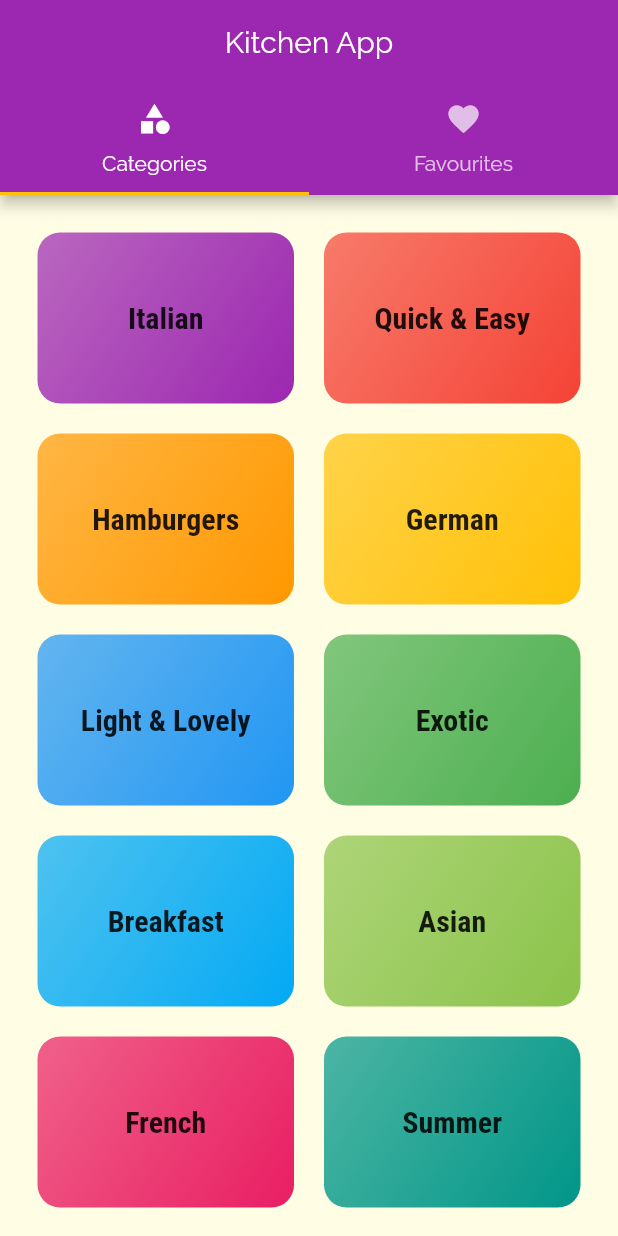
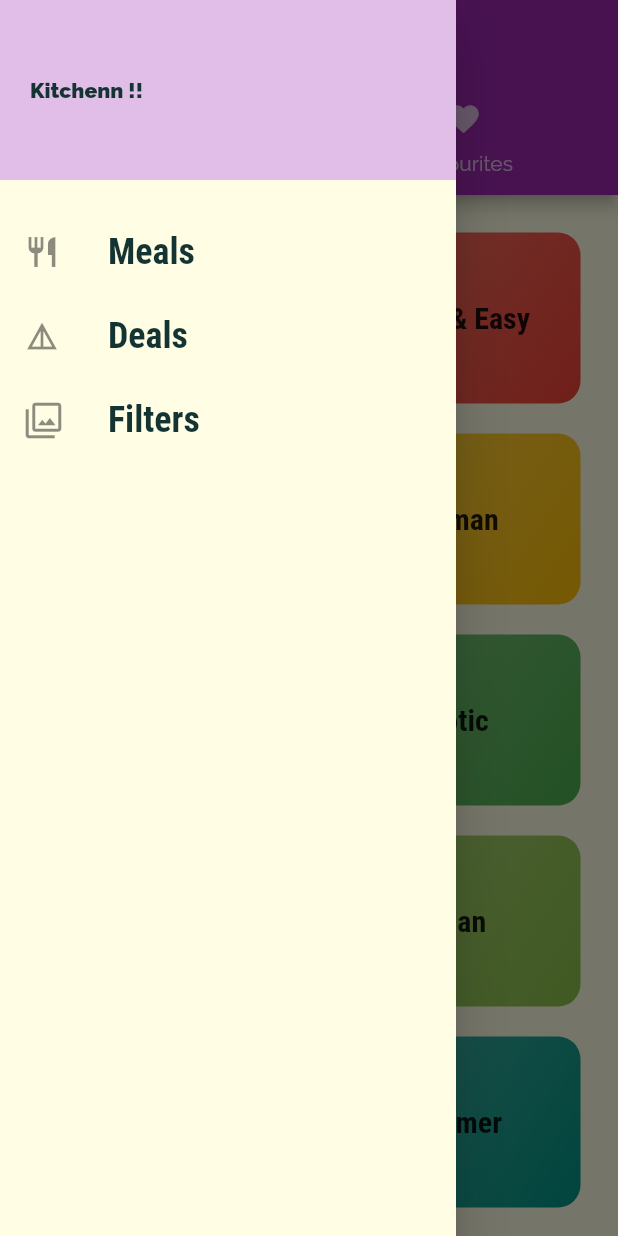
Before and after one commit to arbazadam/meals-app, a Flutter app: the screen it shows after launch, with the side drawer open (before the commit the screen has no drawer), on a phone screen of 412 x 824 dp. Run offline on Flutter 3.47's test engine with Material 2 defaults, Android fonts, the phone set to English and light mode, and no system bars.

Commit message:
Added a drawer with three links

```diff
--- a/lib/screens/tabs_screen.dart
+++ b/lib/screens/tabs_screen.dart
@@ -1,5 +1,6 @@
 import 'package:flutter/material.dart';
 import 'package:meals_app/screens/favourites_screen.dart';
+import 'package:meals_app/widgets/main_drawer.dart';
 import 'categories_screen.dart';
 
 class TabsScreen extends StatefulWidget {
@@ -13,7 +14,9 @@ class _TabsScreenState extends State<TabsScreen> {
     return DefaultTabController(
       length:2,
       child: Scaffold(
-        appBar: AppBar(title:Text('Kitchen App'),centerTitle: true,
+        drawer: MainDrawer(),
+        appBar: AppBar(title:Text('Kitchen App'),
+        centerTitle: true,
         bottom: TabBar(
           tabs: [
             Tab(icon: Icon(Icons.category),
--- /dev/null
+++ b/lib/widgets/main_drawer.dart
@@ -0,0 +1,42 @@
+import 'package:flutter/material.dart';
+
+class MainDrawer extends StatelessWidget {
+
+  Widget buildListTile(IconData icon,String title){
+    return ListTile(
+      leading: Icon(icon,
+      size: 26),
+     title: Text(title,
+      style: TextStyle(fontFamily: 'RobotoCondensed',
+      fontSize: 24,
+      fontWeight: FontWeight.w700)),onTap: (){}
+    );
+  }
+  @override
+  Widget build(BuildContext context) {
+    return Drawer(
+      child: Column(children: [
+        Container(height:120,
+        color: Colors.purple[100],
+        width: double.infinity,padding: EdgeInsets.all(20),
+        alignment: Alignment.centerLeft,
+        child: Text("Kitchenn !!",
+        style:TextStyle(fontWeight:FontWeight.w900,color:Colors.redAccent[300]))),
+      SizedBox(height: 20),
+      ListTile(leading:Icon(Icons.restaurant),title: Text('Meals',
+      style: TextStyle(fontFamily: 'RobotoCondensed',
+      fontSize: 24,
+      fontWeight: FontWeight.w700)),onTap: (){},),
+
+      ListTile(leading:Icon(Icons.details),
+      title: Text('Deals',
+      style: TextStyle(fontFamily: 'RobotoCondensed',
+      fontSize: 24,
+      fontWeight: FontWeight.w700)),onTap: (){},
+
+      ),
+      buildListTile(Icons.filter,'Filters'),
+      ],)
+    );
+  }
+}
```
